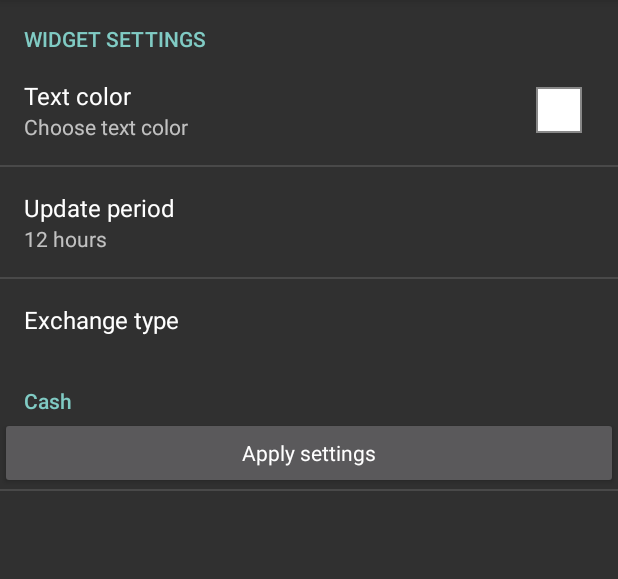
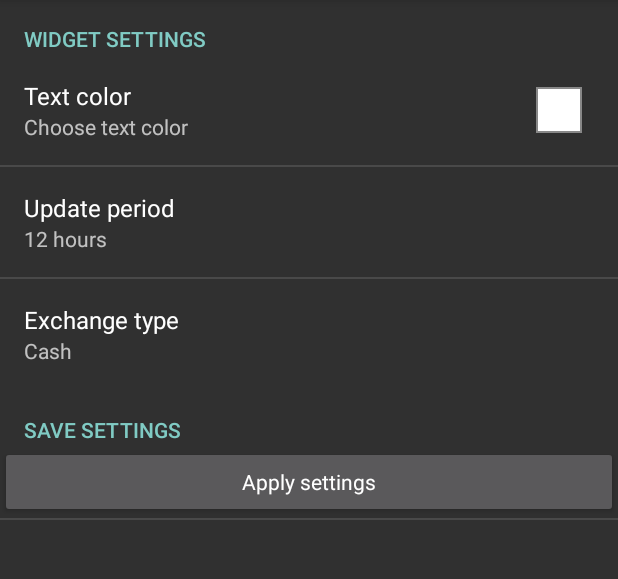
Before and after one commit to yaroslav-shlapak/PrivatCurrency, an Android app: the SettingsActivity screen opened directly, with no data from a screen before it, on a phone screen of 412 x 824 dp, the part 84-663 px from its top. Run offline under Robolectric (Android 15) with nearby library versions, the phone set to English and light mode, and no system bars; 1 statement that could not run was skipped.

Commit message:
Fixed bug with null cursor widget_info.xml was modified in order to launch settings activity
Signed-off-by: y.shlapak <y.shlapak@samsung.com>

```diff
--- a/app/src/main/java/com/voidgreen/privatcurrency/settings/SettingsActivity.java
+++ b/app/src/main/java/com/voidgreen/privatcurrency/settings/SettingsActivity.java
@@ -48,8 +48,8 @@ public class SettingsActivity extends PreferenceActivity implements SharedPrefer
                 mAppWidgetId,
                 context
         );
-        int count = widgetCofig.getCursorCount();
-        if(count != 0) {
+
+        if(widgetCofig.isCursorReady()) {
             Utility.setExchangeType(widgetCofig.getType(), context);
             Utility.setTextColor(widgetCofig.getColor(), context);
             Utility.setUpdateTime(Integer.toString(widgetCofig.getUpdateInterval()), context);
--- a/app/src/main/res/values/strings.xml
+++ b/app/src/main/res/values/strings.xml
@@ -42,7 +42,7 @@
     <string name="itemCash">Cash</string>
 
     <string name="widgetSettings">WIDGET SETTINGS</string>
-    <string name="applyButtonText">Cash</string>
+    <string name="applyButtonText">SAVE SETTINGS</string>
 
 
 </resources>
--- a/app/src/main/res/xml/preferences.xml
+++ b/app/src/main/res/xml/preferences.xml
@@ -16,7 +16,7 @@
             android:summary="@string/item12h"
             android:title="@string/pref_update_period_title" />
         <ListPreference
-            android:defaultValue="@string/itemCash"
+            android:defaultValue="cash"
             android:dialogTitle="@string/pref_exchange_type_title"
             android:entries="@array/exchangeType"
             android:entryValues="@array/exchangeTypeValues"
--- a/app/src/main/res/xml/widget_info.xml
+++ b/app/src/main/res/xml/widget_info.xml
@@ -4,7 +4,7 @@
     android:minHeight="50dp"
     android:minWidth="100dp"
     android:updatePeriodMillis="1000"
-    android:previewImage="@drawable/ic_action_settings">
+    android:previewImage="@drawable/ic_action_settings"
     android:configure="com.voidgreen.privatcurrency.settings.SettingsActivity" >
 
 </appwidget-provider>
```
Also changed, not shown: app/src/main/java/com/voidgreen/privatcurrency/data/WidgetCofig.java (+9 -7 lines).
